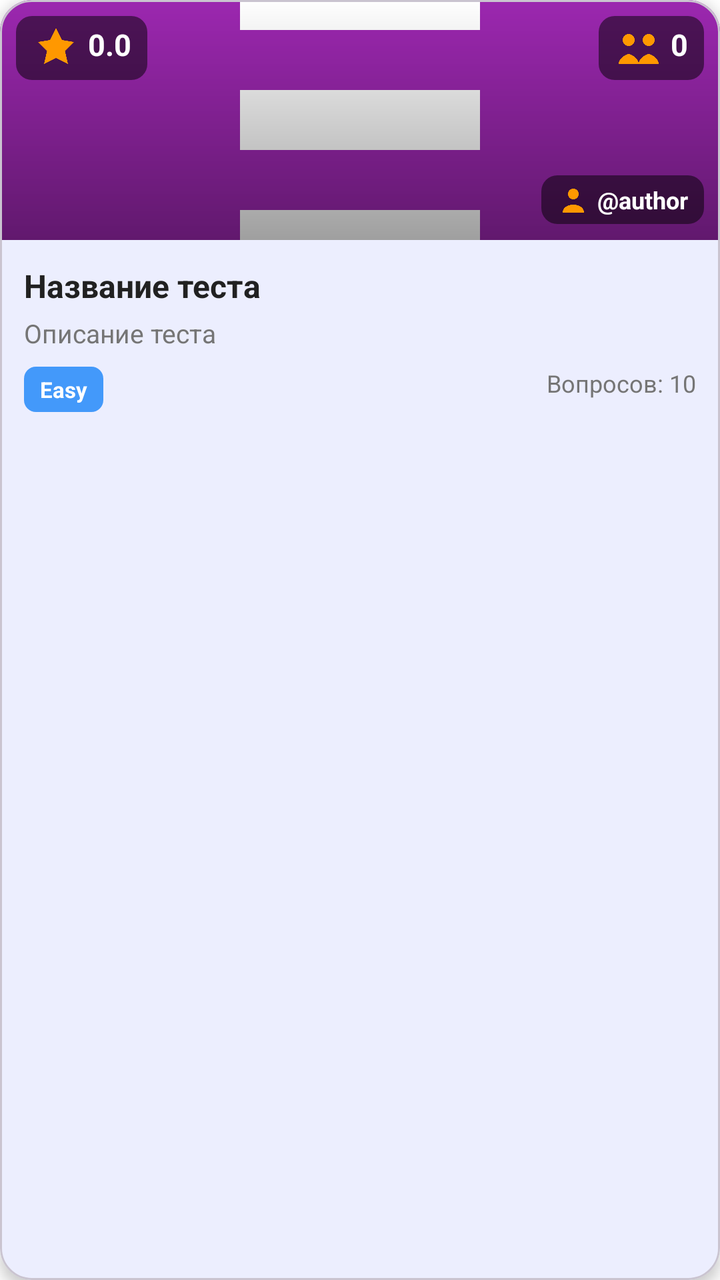
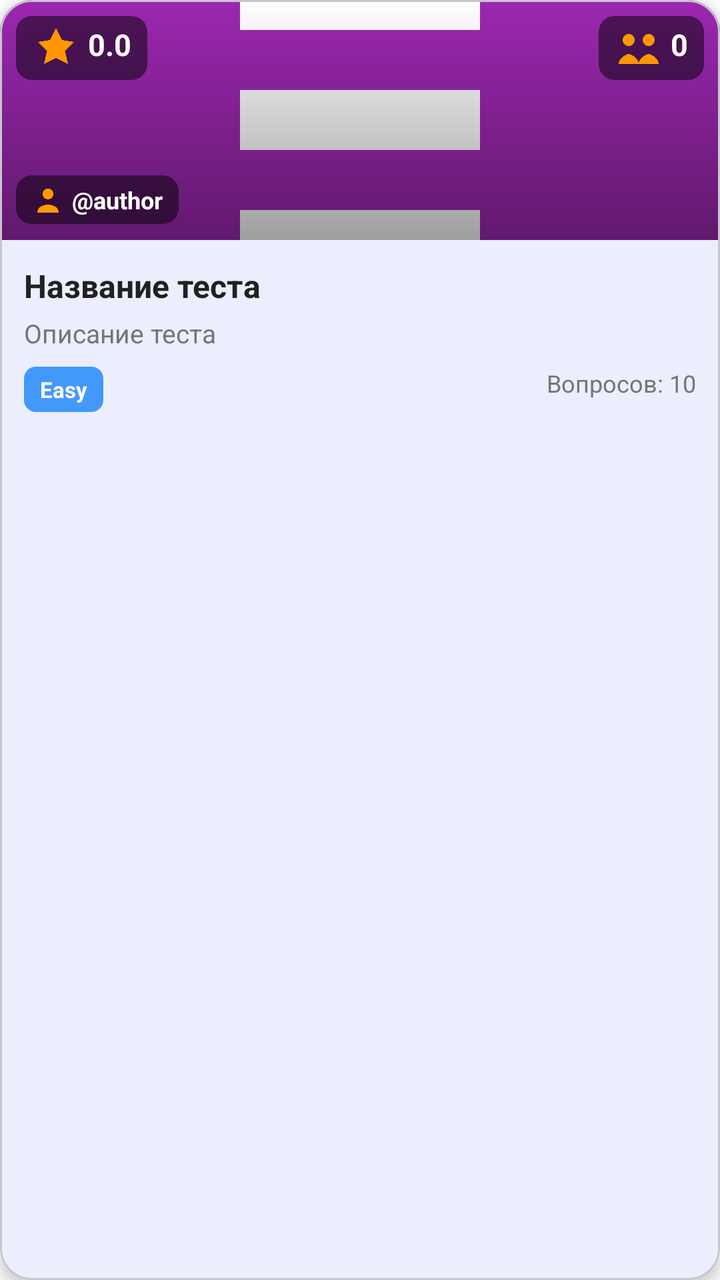

An Android layout rendered at two revisions. The XML below is the earlier revision; the diff shows what the commit changed to produce the second picture.
<!-- AndroidManifest.xml: application theme Theme.Questify -->
<!-- res/layout/item_test.xml -->
<?xml version="1.0" encoding="utf-8"?>
<com.google.android.material.card.MaterialCardView xmlns:android="http://schemas.android.com/apk/res/android"
    xmlns:app="http://schemas.android.com/apk/res-auto"
    android:layout_width="match_parent"
    android:layout_height="wrap_content"
    android:layout_margin="8dp"
    app:cardCornerRadius="16dp"
    app:cardElevation="4dp">

    <androidx.constraintlayout.widget.ConstraintLayout
        android:layout_width="match_parent"
        android:layout_height="wrap_content">

        
        <ImageView
            android:id="@+id/ivTestIcon"
            android:layout_width="0dp"
            android:layout_height="120dp"
            android:scaleType="centerCrop"
            android:src="@drawable/ic_test_placeholder"
            app:layout_constraintEnd_toEndOf="parent"
            app:layout_constraintStart_toStartOf="parent"
            app:layout_constraintTop_toTopOf="parent" />

        
        <View
            android:layout_width="0dp"
            android:layout_height="0dp"
            android:background="@drawable/gradient_overlay"
            app:layout_constraintBottom_toBottomOf="@id/ivTestIcon"
            app:layout_constraintEnd_toEndOf="@id/ivTestIcon"
            app:layout_constraintStart_toStartOf="@id/ivTestIcon"
            app:layout_constraintTop_toTopOf="@id/ivTestIcon" />

        
        <TextView
            android:id="@+id/tvAverageRating"
            android:layout_width="wrap_content"
            android:layout_height="wrap_content"
            android:layout_margin="8dp"
            android:background="@drawable/bg_rating"
            android:drawableStart="@drawable/ic_star"
            android:drawablePadding="4dp"
            android:paddingHorizontal="8dp"
            android:paddingVertical="4dp"
            android:text="0.0"
            android:textColor="@color/white"
            android:drawableTint="@color/warning"
            android:textSize="15sp"
            android:textStyle="bold"
            app:layout_constraintStart_toStartOf="parent"
            app:layout_constraintTop_toTopOf="parent" />

        
        <TextView
            android:id="@+id/tvCompletionsCount"
            android:layout_width="wrap_content"
            android:layout_height="wrap_content"
            android:layout_margin="8dp"
            android:background="@drawable/bg_completions"
            android:drawableStart="@drawable/ic_people"
            android:drawablePadding="4dp"
            android:paddingHorizontal="8dp"
            android:paddingVertical="4dp"
            android:text="0"
            android:textColor="@color/white"
            android:drawableTint="@color/warning"
            android:textSize="15sp"
            android:textStyle="bold"
            app:layout_constraintEnd_toEndOf="parent"
            app:layout_constraintTop_toTopOf="parent" />

        
        <ImageButton
            android:id="@+id/btnOptions"
            android:layout_width="32dp"
            android:layout_height="32dp"
            android:layout_margin="8dp"
            android:background="@drawable/bg_options_button"
            android:src="@drawable/ic_more_vert"
            android:visibility="gone"
            android:contentDescription="Опции теста"
            app:tint="@color/white"
            app:layout_constraintEnd_toEndOf="parent"
            app:layout_constraintBottom_toBottomOf="@id/ivTestIcon" />

        
        <TextView
            android:id="@+id/tvCreator"
            android:layout_width="wrap_content"
            android:layout_height="wrap_content"
            android:drawableStart="@drawable/ic_person_small"
            android:drawablePadding="4dp"
            android:paddingHorizontal="8dp"
            android:paddingVertical="4dp"
            android:background="@drawable/bg_creator"
            android:drawableTint="@color/warning"
            android:text="@author"
            android:textColor="@color/white"
            android:textSize="12sp"
            android:textStyle="bold"
            app:layout_constraintEnd_toEndOf="@id/ivTestIcon"
            app:layout_constraintBottom_toBottomOf="@id/ivTestIcon"
            android:layout_margin="8dp" />

        
        <TextView
            android:id="@+id/tvTestTitle"
            android:layout_width="0dp"
            android:layout_height="wrap_content"
            android:layout_marginHorizontal="12dp"
            android:layout_marginTop="12dp"
            android:ellipsize="end"
            android:maxLines="2"
            android:text="Название теста"
            android:textColor="@color/text_primary"
            android:textSize="16sp"
            android:textStyle="bold"
            app:layout_constraintEnd_toEndOf="parent"
            app:layout_constraintStart_toStartOf="parent"
            app:layout_constraintTop_toBottomOf="@id/ivTestIcon" />

        
        <TextView
            android:id="@+id/tvTestDescription"
            android:layout_width="0dp"
            android:layout_height="wrap_content"
            android:layout_marginHorizontal="12dp"
            android:layout_marginTop="4dp"
            android:ellipsize="end"
            android:maxLines="2"
            android:text="Описание теста"
            android:textColor="@color/text_secondary"
            android:textSize="13sp"
            app:layout_constraintEnd_toEndOf="parent"
            app:layout_constraintStart_toStartOf="parent"
            app:layout_constraintTop_toBottomOf="@id/tvTestTitle" />

        
        <androidx.constraintlayout.widget.ConstraintLayout
            android:layout_width="match_parent"
            android:layout_height="wrap_content"
            android:layout_marginTop="8dp"
            android:layout_marginBottom="12dp"
            android:paddingHorizontal="12dp"
            app:layout_constraintTop_toBottomOf="@id/tvTestDescription"
            app:layout_constraintStart_toStartOf="parent"
            app:layout_constraintEnd_toEndOf="parent"
            app:layout_constraintBottom_toBottomOf="parent">

            
            <TextView
                android:id="@+id/tvDifficulty"
                android:layout_width="wrap_content"
                android:layout_height="wrap_content"
                android:background="@drawable/bg_difficulty"
                android:paddingHorizontal="8dp"
                android:paddingVertical="4dp"
                android:text="Easy"
                android:textColor="@color/white"
                android:textSize="11sp"
                android:textStyle="bold"
                app:layout_constraintStart_toStartOf="parent"
                app:layout_constraintTop_toTopOf="parent"
                app:layout_constraintBottom_toBottomOf="parent"/>

            
            <TextView
                android:id="@+id/tvQuestionCount"
                android:layout_width="wrap_content"
                android:layout_height="wrap_content"
                android:text="Вопросов: 10"
                android:textColor="@color/text_secondary"
                android:textSize="12sp"
                app:layout_constraintEnd_toEndOf="parent"
                app:layout_constraintTop_toBottomOf="@id/tvTestDescription"/>

        </androidx.constraintlayout.widget.ConstraintLayout>



    </androidx.constraintlayout.widget.ConstraintLayout>

</com.google.android.material.card.MaterialCardView>
<!-- resources referenced by this layout -->
<resources>
  <color name="text_primary">#212121</color>
  <color name="text_secondary">#757575</color>
  <color name="warning">#FF9800</color>
  <color name="white">#FFFFFF</color>
  <!-- drawable bg_completions (drawable) -->
  <?xml version="1.0" encoding="utf-8"?>
  <shape xmlns:android="http://schemas.android.com/apk/res/android">
      <solid android:color="#80000000" />
      <corners android:radius="8dp" />
  </shape>
  <!-- drawable bg_creator (drawable) -->
  <shape xmlns:android="http://schemas.android.com/apk/res/android"
      android:shape="rectangle">
  
      
      <solid android:color="#80000000" />
  
      
      <corners android:radius="8dp" />
  </shape>
  <!-- drawable bg_difficulty (drawable) -->
  <?xml version="1.0" encoding="utf-8"?>
  <shape xmlns:android="http://schemas.android.com/apk/res/android">
      <solid android:color="@color/primary" />
      <corners android:radius="6dp" />
  </shape>
  <!-- drawable bg_options_button (drawable) -->
  <?xml version="1.0" encoding="utf-8"?>
  <shape xmlns:android="http://schemas.android.com/apk/res/android"
      android:shape="oval">
      <solid android:color="#80000000" />
  </shape>
  <!-- drawable bg_rating (drawable) -->
  <?xml version="1.0" encoding="utf-8"?>
  <shape xmlns:android="http://schemas.android.com/apk/res/android">
      <solid android:color="#80000000" />
      <corners android:radius="8dp" />
  </shape>
  <!-- drawable gradient_overlay (drawable) -->
  <?xml version="1.0" encoding="utf-8"?>
  <shape xmlns:android="http://schemas.android.com/apk/res/android">
      <gradient
          android:angle="90"
          android:endColor="#00000000"
          android:startColor="#60000000" />
  </shape>
  <!-- drawable ic_more_vert (drawable) -->
  <vector xmlns:android="http://schemas.android.com/apk/res/android"
      android:width="24dp"
      android:height="24dp"
      android:viewportWidth="24"
      android:viewportHeight="24">
      <path
          android:fillColor="#757575"
          android:pathData="M12,8c1.1,0 2,-0.9 2,-2s-0.9,-2 -2,-2 -2,0.9 -2,2 0.9,2 2,2zM12,10c-1.1,0 -2,0.9 -2,2s0.9,2 2,2 2,-0.9 2,-2 -0.9,-2 -2,-2zM12,16c-1.1,0 -2,0.9 -2,2s0.9,2 2,2 2,-0.9 2,-2 -0.9,-2 -2,-2z"/>
  </vector>
  <!-- drawable ic_people (drawable) -->
  <vector xmlns:android="http://schemas.android.com/apk/res/android"
      android:width="24dp"
      android:height="24dp"
      android:viewportWidth="24"
      android:viewportHeight="24">
      <path
          android:fillColor="?attr/colorOnSurface"
          android:pathData="M7,11a3,3 0 1,0 0,-6 3,3 0 0,0 0,6zM17,11a3,3 0 1,0 0,-6 3,3 0 0,0 0,6z"/>
      <path
          android:fillColor="?attr/colorOnSurface"
          android:pathData="M2,20c0,-3 4,-5 5,-5s5,2 5,5zM12,20c0,-3 4,-5 5,-5s5,2 5,5z"/>
  </vector>
  <!-- drawable ic_person_small (drawable) -->
  <vector xmlns:android="http://schemas.android.com/apk/res/android"
      android:width="16dp"
      android:height="16dp"
      android:viewportWidth="24"
      android:viewportHeight="24">
      <path
          android:fillColor="?attr/colorOnSurface"
          android:pathData="M12,12a4,4 0 1,0 0,-8 4,4 0 0,0 0,8z"/>
      <path
          android:fillColor="?attr/colorOnSurface"
          android:pathData="M4,22c0,-4 4,-6 8,-6s8,2 8,6z"/>
  </vector>
  <!-- drawable ic_star (drawable) -->
  <vector xmlns:android="http://schemas.android.com/apk/res/android"
      android:width="24dp"
      android:height="24dp"
      android:viewportWidth="24"
      android:viewportHeight="24">
  
      <path
          android:fillColor="#000000"
          android:pathData="M12,2l3,6 6,1-4.5,4.5L18,20l-6-3-6,3 1.5-6.5L3,9l6-1z"/>
  </vector>
  <style name="Theme.Questify" parent="Base.Theme.Questify" />
  <color name="primary">#4399fa</color>
  <color name="primary_light">#8B85FF</color>
  <color name="background">#FFFFFF</color>
  <!-- unchanged entries left out for length: 2 -->
</resources>

<!-- the commit's change to res/layout/item_test.xml (unified diff, before → after) -->
@@ -89,19 +89,19 @@
             android:id="@+id/tvCreator"
             android:layout_width="wrap_content"
             android:layout_height="wrap_content"
+            android:layout_margin="8dp"
+            android:background="@drawable/bg_creator"
             android:drawableStart="@drawable/ic_person_small"
             android:drawablePadding="4dp"
+            android:drawableTint="@color/warning"
             android:paddingHorizontal="8dp"
             android:paddingVertical="4dp"
-            android:background="@drawable/bg_creator"
-            android:drawableTint="@color/warning"
             android:text="@author"
             android:textColor="@color/white"
             android:textSize="12sp"
             android:textStyle="bold"
-            app:layout_constraintEnd_toEndOf="@id/ivTestIcon"
             app:layout_constraintBottom_toBottomOf="@id/ivTestIcon"
-            android:layout_margin="8dp" />
+            app:layout_constraintStart_toStartOf="@+id/ivTestIcon" />
 
         
         <TextView
